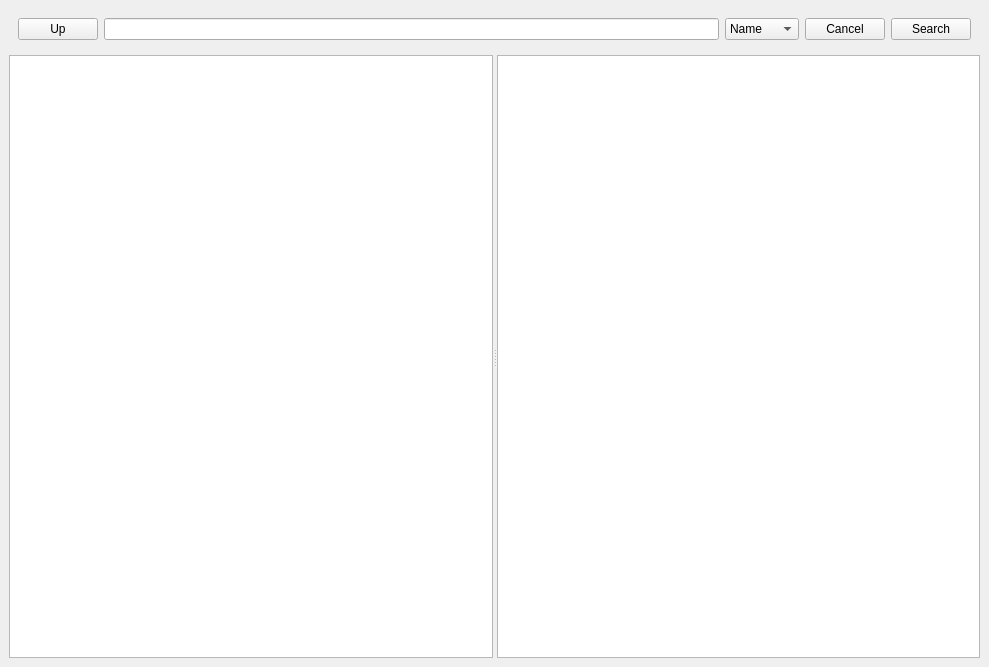
Old version of the form mainwindow.ui in the repository vvbach/QtFileExplorer.
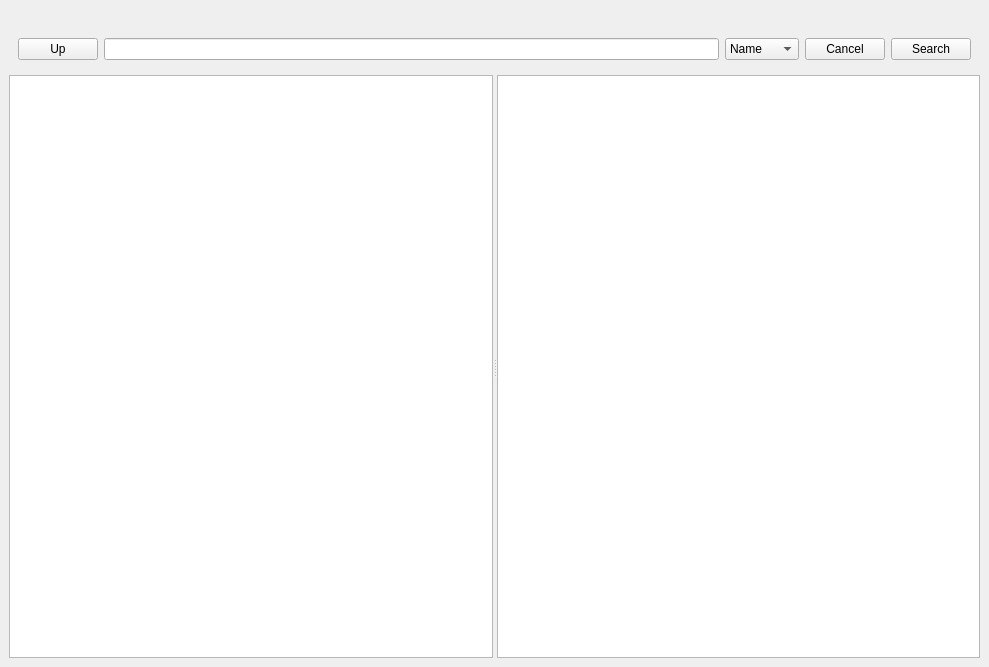
New version of the form.

The edit to the form file:
```diff
--- a/mainwindow.ui
+++ b/mainwindow.ui
@@ -23,18 +23,29 @@
    <layout class="QVBoxLayout" name="verticalLayout_2">
     <item>
      <widget class="QWidget" name="actionWidget" native="true">
-      <layout class="QHBoxLayout" name="horizontalLayout">
-       <item>
+      <layout class="QGridLayout" name="gridLayout">
+       <item row="2" column="3">
+        <widget class="QPushButton" name="cancelButton">
+         <property name="text">
+          <string>Cancel</string>
+         </property>
+        </widget>
+       </item>
+       <item row="2" column="4">
+        <widget class="QPushButton" name="searchButton">
+         <property name="text">
+          <string>Search</string>
+         </property>
+        </widget>
+       </item>
+       <item row="2" column="0">
         <widget class="QPushButton" name="goUpDirButton">
          <property name="text">
           <string>Up</string>
          </property>
         </widget>
        </item>
-       <item>
-        <widget class="QLineEdit" name="pathInput"/>
-       </item>
-       <item>
+       <item row="2" column="2">
         <widget class="QComboBox" name="modeBox">
          <item>
           <property name="text">
@@ -48,17 +59,13 @@
          </item>
         </widget>
        </item>
-       <item>
-        <widget class="QPushButton" name="cancelButton">
-         <property name="text">
-          <string>Cancel</string>
-         </property>
-        </widget>
+       <item row="2" column="1">
+        <widget class="QLineEdit" name="searchInput"/>
        </item>
-       <item>
-        <widget class="QPushButton" name="searchButton">
+       <item row="1" column="0" colspan="5">
+        <widget class="QLabel" name="pathLabel">
          <property name="text">
-          <string>Search</string>
+          <string/>
          </property>
         </widget>
        </item>
```
